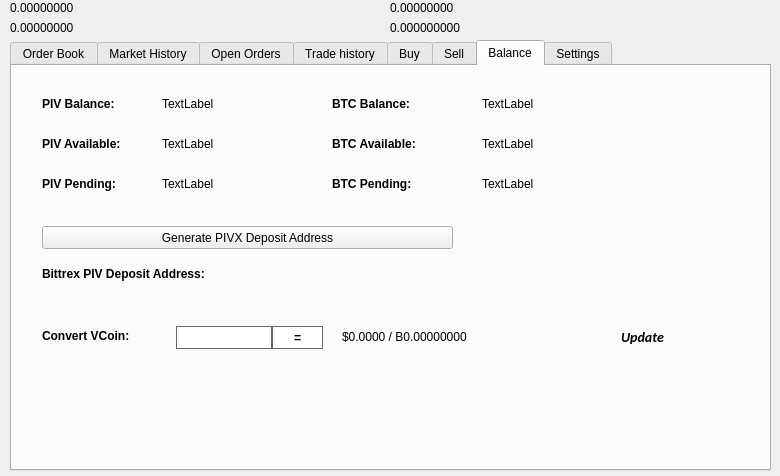
Above: src/qt/forms/tradingdialog.ui from binarysculptor/wallet before the change. Below: the same form after it.
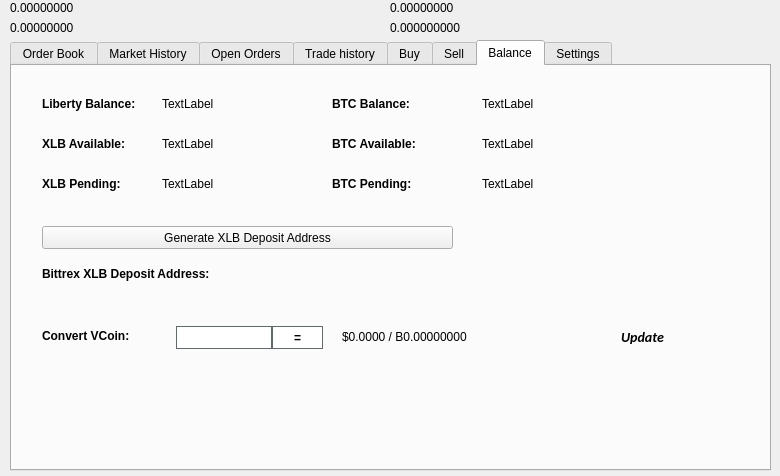
That is the form after the change. The open tabs and pages were chosen to show the change. Icons and pictures are not drawn.

```diff
--- a/src/qt/forms/tradingdialog.ui
+++ b/src/qt/forms/tradingdialog.ui
@@ -2762,7 +2762,7 @@
       </font>
      </property>
      <property name="text">
-      <string>PIV Balance:</string>
+      <string>Liberty Balance:</string>
      </property>
     </widget>
     <widget class="QLabel" name="label_12">
@@ -2813,7 +2813,7 @@
       </font>
      </property>
      <property name="text">
-      <string>PIV Available:</string>
+      <string>XLB Available:</string>
      </property>
     </widget>
     <widget class="QLabel" name="label_14">
@@ -2832,7 +2832,7 @@
       </font>
      </property>
      <property name="text">
-      <string>PIV Pending:</string>
+      <string>XLB Pending:</string>
      </property>
     </widget>
     <widget class="QLabel" name="PIVPendingLabel">
@@ -2928,7 +2928,7 @@
       </font>
      </property>
      <property name="text">
-      <string>Bittrex PIV Deposit Address:</string>
+      <string>Bittrex XLB Deposit Address:</string>
      </property>
     </widget>
     <widget class="QPushButton" name="GenDepositBTN">
@@ -2941,7 +2941,7 @@
       </rect>
      </property>
      <property name="text">
-      <string>Generate PIVX Deposit Address</string>
+      <string>Generate XLB Deposit Address</string>
      </property>
      <property name="icon">
       <iconset resource="../pivx.qrc">
```
Left out of the diff: 46 changed lines with no effect on the pictures.
